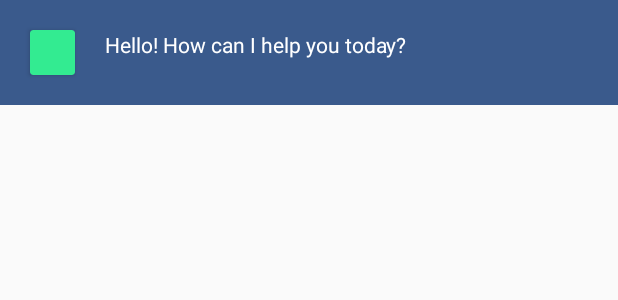
After one commit to zunscifi/ChatGPT_Mobile_Project, an Android app built with Jetpack Compose: the layout item_rcv_message.xml on its own in the app's theme, with its tools: preview values and no code run, on a phone screen of 412 x 824 dp. The commit adds this screen. Shown: the top 300 px of the screen. Run offline under Robolectric (Android 15) with nearby library versions, the phone set to English and light mode, and no system bars.

```diff
--- /dev/null
+++ b/app/src/main/java/com/project/toandt/Model/Conversation.kt
@@ -0,0 +1,6 @@
+package com.project.toandt.Model
+
+data class Conversation(
+  val id: Long,
+  val name: String
+)
--- /dev/null
+++ b/app/src/main/res/layout/item_rcv_message.xml
@@ -0,0 +1,35 @@
+<?xml version="1.0" encoding="utf-8"?>
+<RelativeLayout xmlns:android="http://schemas.android.com/apk/res/android"
+  xmlns:tools="http://schemas.android.com/tools"
+  android:layout_width="match_parent"
+  android:layout_height="match_parent"
+  xmlns:app="http://schemas.android.com/apk/res-auto">
+  <LinearLayout
+    android:id="@+id/ll_background_message"
+    android:layout_width="match_parent"
+    android:layout_height="wrap_content"
+    android:orientation="horizontal"
+    android:background="@color/colorSecondary">
+    <androidx.cardview.widget.CardView
+      android:layout_width="30dp"
+      android:layout_height="30dp"
+      app:cardBackgroundColor="#33eb91"
+      android:layout_marginLeft="20dp"
+      android:layout_marginRight="10dp"
+      android:layout_marginTop="20dp"
+      android:layout_marginBottom="20dp"/>
+    <TextView
+      android:id="@+id/tv_response_text"
+      android:gravity="center |left"
+      android:layout_marginLeft="10dp"
+      android:layout_marginRight="20dp"
+      android:layout_marginTop="20dp"
+      android:layout_marginBottom="20dp"
+      android:layout_width="match_parent"
+      android:layout_height="wrap_content"
+      android:textColor="@color/white"
+      android:text="Hello! How can I help you today? "
+      android:layout_weight="0.8"
+      tools:ignore="RtlHardcoded" />
+  </LinearLayout>
+</RelativeLayout>
--- a/app/src/main/res/values/colors.xml
+++ b/app/src/main/res/values/colors.xml
@@ -16,8 +16,9 @@
 -->
 <resources>
   <!-- Colors to apply in layouts -->
-  <color name="colorPrimary">@color/green_darker</color>
-  <color name="colorPrimaryDark">@color/green_darkest</color>
+  <color name="colorPrimary">#093170</color>
+  <color name="colorPrimaryDark">#3a5a8c</color>
+  <color name="colorSecondary">#3a5a8c</color>
   <color name="tab_active">@color/white</color>
   <color name="tab_inactive">@color/green_light</color>
   <color name="floating_message_create">@color/green</color>
```
Also changed, not shown: app/src/main/java/com/project/toandt/Control/Database/DatabaseHelper.java (added, +108 -0 lines), app/src/main/java/com/project/toandt/Model/Message.kt (added, +9 -0 lines), app/src/main/java/com/project/toandt/View/Activity/ChatActivity.kt (+49 -22 lines), app/src/main/java/com/project/toandt/View/Activity/LoginActivity.kt (+8 -0 lines), app/src/main/res/drawable/icon__send.xml (added, +19 -0 lines), app/src/main/res/layout/activity_chat.xml (+35 -19 lines).
